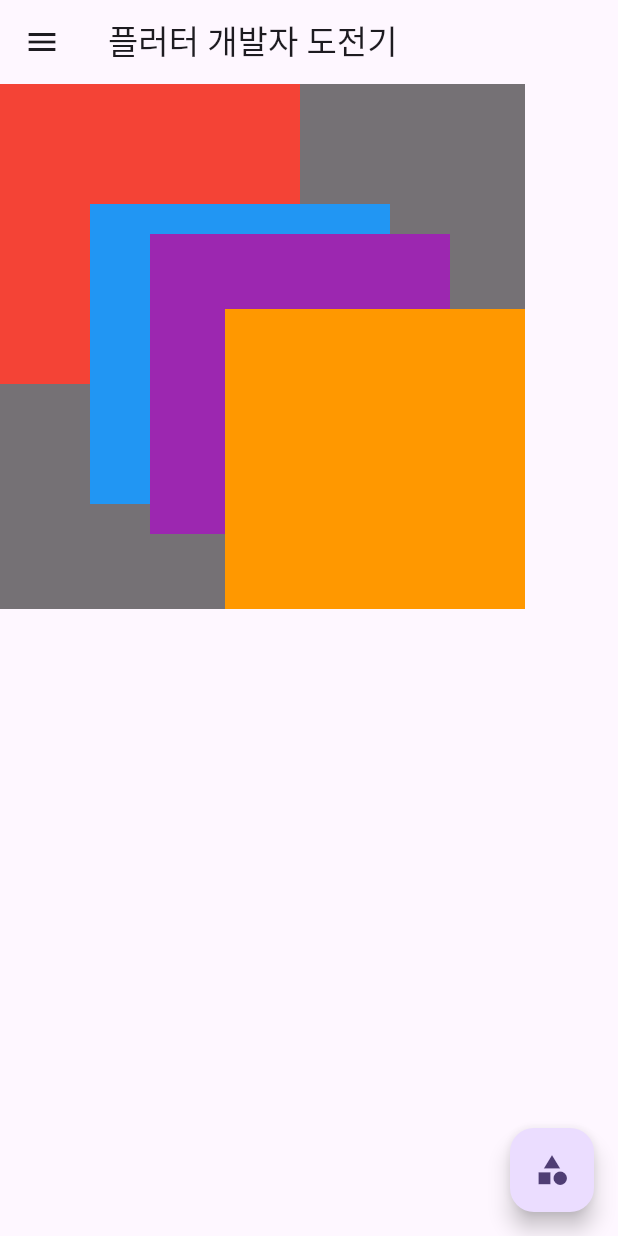
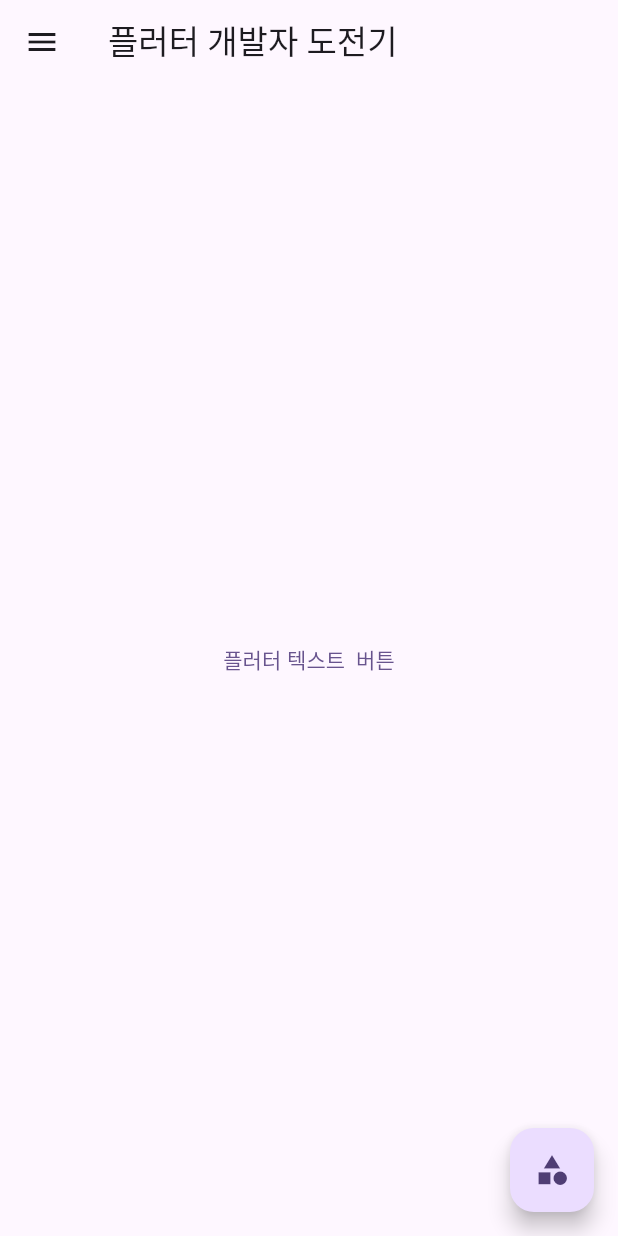
Before and after one commit to croppedeyebrow/Flutter_widget_practice, a Flutter app: the screen it shows after launch, on a phone screen of 412 x 824 dp. Run offline on Flutter 3.47's test engine with Material 3 defaults, Android fonts, the phone set to English and light mode, and no system bars.

Commit message:
텍스트버튼

```diff
--- a/lib/main.dart
+++ b/lib/main.dart
@@ -50,33 +50,11 @@
             )
           ],
         )),
-        body: Container(
-          color: Colors.black54,
-          child: Stack(
-            children: [
-              Container(
-                width: 200,
-                height: 200,
-                color: Colors.red,
-              ),
-              Container(
-                  width: 200,
-                  height: 200,
-                  color: Colors.blue,
-                  margin: const EdgeInsets.only(top: 80, left: 60)),
-              Container(
-                  width: 200,
-                  height: 200,
-                  color: Colors.purple,
-                  margin: const EdgeInsets.only(top: 100, left: 100)),
-              Container(
-                  width: 200,
-                  height: 200,
-                  color: Colors.orange,
-                  margin: const EdgeInsets.only(top: 150, left: 150))
-            ],
-          ),
-        ),
+        body: Center(
+            child: TextButton(
+          onPressed: () => print("버튼작동"),
+          child: const Text("플러터 텍스트  버튼"),
+        )),
         floatingActionButton: FloatingActionButton(
             onPressed: () => print("버튼작동"), child: const Icon(Icons.category)));
   }
```
